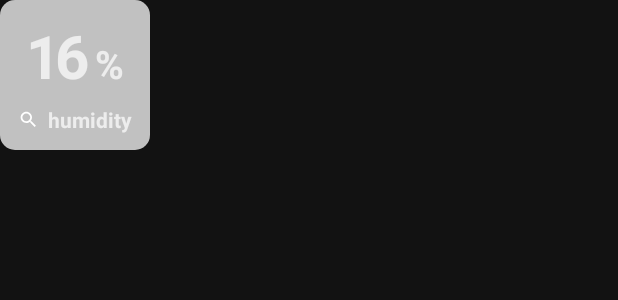
After one commit to natalia-mus/SimpleWeatherApp, an Android app: the layout forecast_parameter_tile.xml on its own in the app's theme, with its tools: preview values and no code run, on a phone screen of 412 x 824 dp. The commit adds this screen. Shown: the top 300 px of the screen. Run offline under Robolectric (Android 15) with nearby library versions, the phone set to English and light mode, and no system bars.

Commit message:
Parameter tile layout + background

```diff
--- /dev/null
+++ b/app/src/main/res/drawable/transparent_background.xml
@@ -0,0 +1,9 @@
+<?xml version="1.0" encoding="utf-8"?>
+<selector xmlns:android="http://schemas.android.com/apk/res/android">
+    <item>
+        <shape android:shape="rectangle">
+            <solid android:color="@color/white_transparent" />
+            <corners android:radius="10dp" />
+        </shape>
+    </item>
+</selector>
--- a/app/src/main/res/layout-land/activity_main.xml
+++ b/app/src/main/res/layout-land/activity_main.xml
@@ -4,7 +4,7 @@
     xmlns:tools="http://schemas.android.com/tools"
     android:layout_width="match_parent"
     android:layout_height="match_parent"
-    android:background="@drawable/gradient_background"
+    android:background="@drawable/background_landscape"
     tools:context=".view.MainActivity">
 
     <LinearLayout
--- a/app/src/main/res/layout/activity_main.xml
+++ b/app/src/main/res/layout/activity_main.xml
@@ -4,7 +4,7 @@
     xmlns:tools="http://schemas.android.com/tools"
     android:layout_width="match_parent"
     android:layout_height="match_parent"
-    android:background="@drawable/gradient_background"
+    android:background="@drawable/background_portrait"
     tools:context=".view.MainActivity">
 
     <LinearLayout
--- /dev/null
+++ b/app/src/main/res/layout/forecast_parameter_tile.xml
@@ -0,0 +1,67 @@
+<?xml version="1.0" encoding="utf-8"?>
+<androidx.constraintlayout.widget.ConstraintLayout xmlns:android="http://schemas.android.com/apk/res/android"
+    xmlns:app="http://schemas.android.com/apk/res-auto"
+    xmlns:tools="http://schemas.android.com/tools"
+    android:layout_width="100dp"
+    android:layout_height="100dp"
+    android:background="@drawable/transparent_background">
+
+    <LinearLayout
+        android:id="@+id/parameter_value_section"
+        android:layout_width="match_parent"
+        android:layout_height="60dp"
+        android:layout_marginTop="10dp"
+        android:gravity="center_horizontal"
+        android:orientation="horizontal"
+        app:layout_constraintBottom_toTopOf="@+id/parameter_name_section"
+        app:layout_constraintTop_toTopOf="parent">
+
+        <TextView
+            android:id="@+id/parameter_value"
+            android:layout_width="wrap_content"
+            android:layout_height="wrap_content"
+            android:gravity="center"
+            android:letterSpacing="-0.08"
+            android:textSize="40dp"
+            android:textStyle="bold"
+            app:layout_constraintEnd_toEndOf="parent"
+            app:layout_constraintStart_toStartOf="parent"
+            app:layout_constraintTop_toTopOf="parent"
+            tools:text="16" />
+
+        <TextView
+            android:id="@+id/parameter_unit"
+            android:layout_width="wrap_content"
+            android:layout_height="wrap_content"
+            android:layout_marginStart="4dp"
+            android:gravity="center_vertical"
+            android:textSize="26dp"
+            android:textStyle="bold"
+            tools:text="%" />
+
+    </LinearLayout>
+
+    <LinearLayout
+        android:id="@+id/parameter_name_section"
+        android:layout_width="match_parent"
+        android:layout_height="wrap_content"
+        android:gravity="center"
+        android:orientation="horizontal"
+        app:layout_constraintTop_toBottomOf="@+id/parameter_value_section">
+
+        <ImageView
+            android:id="@+id/parameter_icon"
+            android:layout_width="14dp"
+            android:layout_height="14dp"
+            android:src="@drawable/ic_search" />
+
+        <TextView
+            android:layout_width="wrap_content"
+            android:layout_height="wrap_content"
+            android:paddingStart="6dp"
+            android:textStyle="bold"
+            tools:text="humidity" />
+
+    </LinearLayout>
+
+</androidx.constraintlayout.widget.ConstraintLayout>
--- a/app/src/main/res/values/colors.xml
+++ b/app/src/main/res/values/colors.xml
@@ -9,4 +9,5 @@
     <color name="gray">#C5C4C4</color>
     <color name="dark_gray">#5D6E70</color>
     <color name="yellow">#FDD835</color>
+    <color name="white_transparent">#BCFFFFFF</color>
 </resources>
```
Also changed, not shown: app/src/main/res/drawable/background_landscape.png (added), app/src/main/res/drawable/background_portrait.png (added).
